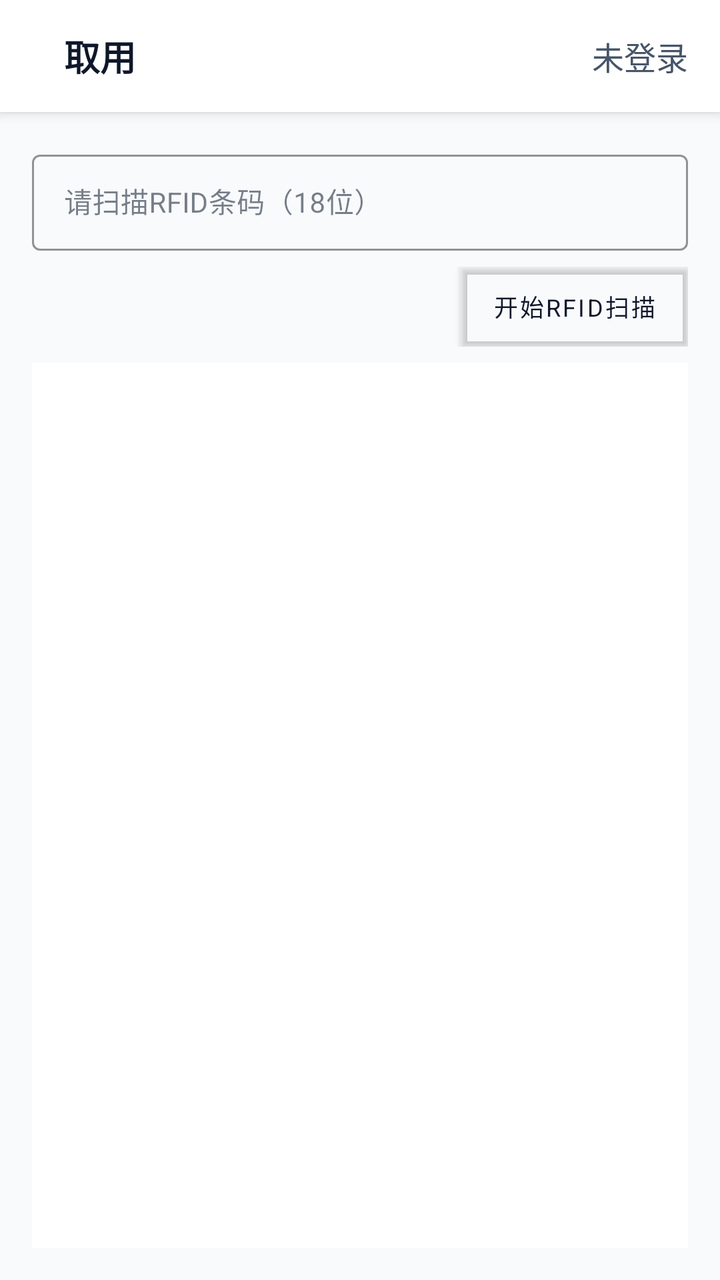
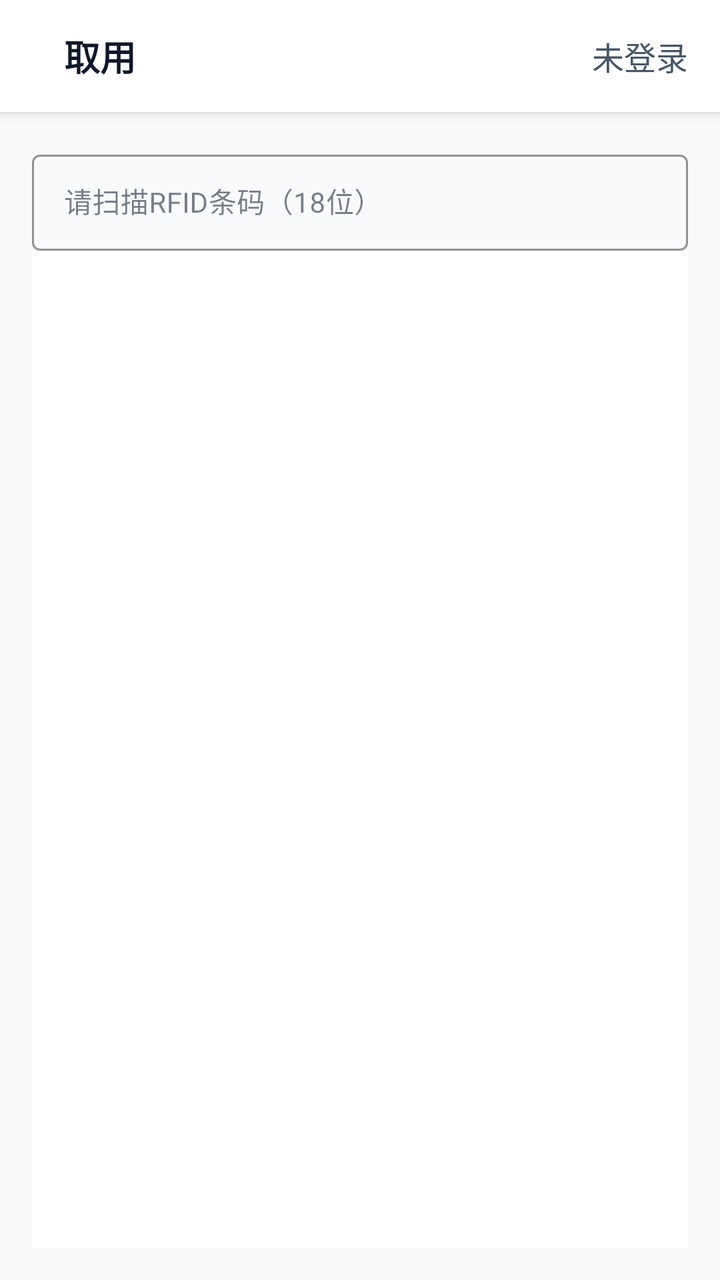

Before-and-after screenshots of an Android layout around one commit, followed by the original layout XML and the change that was made.
<!-- AndroidManifest.xml: application theme Theme.PDA -->
<!-- res/layout/activity_inbound_acceptance.xml -->
<?xml version="1.0" encoding="utf-8"?>
<androidx.coordinatorlayout.widget.CoordinatorLayout xmlns:android="http://schemas.android.com/apk/res/android"
    xmlns:app="http://schemas.android.com/apk/res-auto"
    android:layout_width="match_parent"
    android:layout_height="match_parent"
    android:background="@color/background">

    <com.google.android.material.appbar.AppBarLayout
        android:layout_width="match_parent"
        android:layout_height="wrap_content"
        android:background="@color/surface"
        android:elevation="4dp">

        <include
            android:id="@+id/toolbar"
            layout="@layout/toolbar_custom" />
    </com.google.android.material.appbar.AppBarLayout>

    <LinearLayout
        android:layout_width="match_parent"
        android:layout_height="match_parent"
        android:orientation="vertical"
        android:padding="16dp"
        android:layout_marginTop="?attr/actionBarSize">

        
        <TextView
            android:id="@+id/status_text"
            android:layout_width="match_parent"
            android:layout_height="wrap_content"
            android:textSize="14sp"
            android:textColor="@color/text_secondary"
            android:layout_marginBottom="8dp"
            android:visibility="gone" />

        
        <com.google.android.material.textfield.TextInputLayout
            android:layout_width="match_parent"
            android:layout_height="wrap_content"
            app:boxStrokeColor="@color/border">

            <com.google.android.material.textfield.TextInputEditText
                android:id="@+id/barcode_input"
                android:layout_width="match_parent"
                android:layout_height="48dp"
                android:hint="@string/inbound_barcode_hint"
                android:imeOptions="actionDone"
                android:singleLine="true"
                android:inputType="textNoSuggestions"
                android:importantForAutofill="no"
                android:autoText="false"
                android:ellipsize="end"
                android:textSize="14sp" />
        </com.google.android.material.textfield.TextInputLayout>

        
        <LinearLayout
            android:layout_width="match_parent"
            android:layout_height="wrap_content"
            android:orientation="horizontal"
            android:gravity="end"
            android:layout_marginTop="8dp"
            android:layout_marginBottom="8dp">

            <com.google.android.material.button.MaterialButton
                android:id="@+id/rfid_toggle_button"
                android:layout_width="wrap_content"
                android:layout_height="40dp"
                android:text="@string/inbound_start_rfid"
                android:textSize="12sp"
                app:cornerRadius="8dp"
                app:strokeWidth="1dp"
                app:strokeColor="@color/border"
                app:backgroundTint="@android:color/transparent"
                android:textColor="@color/text_primary"
                android:focusable="false"
                android:focusableInTouchMode="false"/>

        </LinearLayout>

        <ProgressBar
            android:id="@+id/loading"
            style="@android:style/Widget.DeviceDefault.Light.ProgressBar.Large"
            android:layout_width="wrap_content"
            android:layout_height="wrap_content"
            android:layout_gravity="center_horizontal"
            android:visibility="gone"
            android:layout_marginTop="8dp"
            android:layout_marginBottom="8dp"/>

        <TextView
            android:id="@+id/empty_text"
            android:layout_width="match_parent"
            android:layout_height="wrap_content"
            android:text="@string/inventory_no_tasks"
            android:textColor="@color/text_secondary"
            android:gravity="center"
            android:padding="12dp"
            android:visibility="gone"/>

        <androidx.recyclerview.widget.RecyclerView
            android:id="@+id/inbound_order_list"
            android:layout_width="match_parent"
            android:layout_height="0dp"
            android:layout_weight="1"
            android:background="@color/surface"
            android:clipToPadding="false"
            android:paddingBottom="12dp"/>

    </LinearLayout>

</androidx.coordinatorlayout.widget.CoordinatorLayout>
<!-- res/layout/toolbar_custom.xml (included above) -->
<?xml version="1.0" encoding="utf-8"?>

<androidx.appcompat.widget.Toolbar
    xmlns:android="http://schemas.android.com/apk/res/android"
    xmlns:app="http://schemas.android.com/apk/res-auto"
    android:id="@+id/toolbar"
    android:layout_width="match_parent"
    android:layout_height="?attr/actionBarSize"
    android:background="@color/surface"
    android:elevation="4dp">

    <LinearLayout
        android:layout_width="match_parent"
        android:layout_height="match_parent"
        android:orientation="horizontal"
        android:gravity="center_vertical"
        android:paddingStart="16dp"
        android:paddingEnd="16dp">

        
        <TextView
            android:id="@+id/toolbar_title"
            android:layout_width="0dp"
            android:layout_height="wrap_content"
            android:layout_weight="1"
            android:text="取用"
            android:textSize="18sp"
            android:textStyle="bold"
            android:textColor="@color/text_primary"
            android:maxLines="1"
            android:ellipsize="end"/>

        
        <TextView
            android:id="@+id/toolbar_user_info"
            android:layout_width="wrap_content"
            android:layout_height="wrap_content"
            android:text="未登录"
            android:textSize="16sp"
            android:textColor="@color/text_secondary"
            android:maxLines="1"
            android:ellipsize="end"/>

    </LinearLayout>

</androidx.appcompat.widget.Toolbar>
<!-- resources referenced by this layout -->
<resources>
  <color name="background">#F8FAFC</color>
  <color name="border">#E2E8F0</color>
  <color name="surface">#FFFFFF</color>
  <color name="text_primary">#0F172A</color>
  <color name="text_secondary">#475569</color>
  <string name="inbound_barcode_hint">请扫描RFID条码（18位）</string>
  <string name="inbound_start_rfid">开始RFID扫描</string>
  <string name="inventory_no_tasks">暂无盘点任务</string>
  <color name="primary">#1E40AF</color>
  <color name="primary_dark">#1E3A8A</color>
  <color name="primary_light">#3B82F6</color>
  <color name="primary_variant">#2563EB</color>
  <color name="secondary">#10B981</color>
  <color name="secondary_dark">#059669</color>
  <color name="on_surface">#1E293B</color>
  <color name="text_tertiary">#64748B</color>
  <color name="surface_variant">#F1F5F9</color>
  <color name="text_disabled">#CBD5E1</color>
  <color name="button_primary">#1E40AF</color>
  <style name="Widget.App.Toolbar" parent="Widget.MaterialComponents.Toolbar.Primary">
          <item name="android:background">@color/primary</item>
          <item name="titleTextColor">@color/surface</item>
          <item name="subtitleTextColor">@color/surface_variant</item>
      </style>
  <style name="Widget.App.Button" parent="Widget.MaterialComponents.Button">
          <item name="android:background">@color/button_primary</item>
          <item name="android:textColor">@color/surface</item>
      </style>
  <style name="Widget.App.Button.Secondary" parent="Widget.MaterialComponents.Button.OutlinedButton">
          <item name="android:background">@color/button_secondary</item>
          <item name="android:textColor">@color/text_primary</item>
          <item name="strokeColor">@color/border</item>
      </style>
  <style name="Widget.App.CardView" parent="Widget.MaterialComponents.CardView">
          <item name="cardBackgroundColor">@color/card_background</item>
          <item name="cardCornerRadius">12dp</item>
          <item name="cardElevation">4dp</item>
      </style>
  <style name="Widget.App.ProgressBar" parent="Widget.AppCompat.ProgressBar.Horizontal">
          <item name="android:progressTint">@color/primary</item>
          <item name="android:progressBackgroundTint">@color/surface_variant</item>
      </style>
  <style name="Widget.App.Switch" parent="Widget.MaterialComponents.CompoundButton.Switch">
          <item name="thumbTint">@color/primary</item>
          <item name="trackTint">@color/surface_variant</item>
      </style>
  <style name="Widget.App.CheckBox" parent="Widget.MaterialComponents.CompoundButton.CheckBox">
          <item name="buttonTint">@color/primary</item>
      </style>
  <style name="Widget.App.RadioButton" parent="Widget.MaterialComponents.CompoundButton.RadioButton">
          <item name="buttonTint">@color/primary</item>
      </style>
  <style name="Widget.App.FloatingActionButton" parent="Widget.MaterialComponents.FloatingActionButton">
          <item name="backgroundTint">@color/primary</item>
          <item name="tint">@color/surface</item>
      </style>
  <style name="Widget.App.BottomNavigationView" parent="Widget.MaterialComponents.BottomNavigationView">
          <item name="android:background">@color/surface</item>
          <item name="itemIconTint">@color/primary</item>
          <item name="itemTextColor">@color/primary</item>
      </style>
  <style name="Widget.App.Badge" parent="Widget.MaterialComponents.Badge">
          <item name="backgroundColor">@color/error</item>
          <item name="badgeTextColor">@color/surface</item>
      </style>
  <color name="divider">#CBD5E1</color>
  <color name="button_secondary">#F1F5F9</color>
  <color name="input_background">#F8FAFC</color>
  <color name="input_border">#E2E8F0</color>
  <color name="card_background">#FFFFFF</color>
  <color name="error">#EF4444</color>
  <!-- unchanged entries left out for length: 2 -->
</resources>

<!-- the commit's change to res/layout/activity_inbound_acceptance.xml (unified diff, before → after) -->
@@ -54,29 +54,6 @@
         </com.google.android.material.textfield.TextInputLayout>
 
         
-        <LinearLayout
-            android:layout_width="match_parent"
-            android:layout_height="wrap_content"
-            android:orientation="horizontal"
-            android:gravity="end"
-            android:layout_marginTop="8dp"
-            android:layout_marginBottom="8dp">
-
-            <com.google.android.material.button.MaterialButton
-                android:id="@+id/rfid_toggle_button"
-                android:layout_width="wrap_content"
-                android:layout_height="40dp"
-                android:text="@string/inbound_start_rfid"
-                android:textSize="12sp"
-                app:cornerRadius="8dp"
-                app:strokeWidth="1dp"
-                app:strokeColor="@color/border"
-                app:backgroundTint="@android:color/transparent"
-                android:textColor="@color/text_primary"
-                android:focusable="false"
-                android:focusableInTouchMode="false"/>
-
-        </LinearLayout>
 
         <ProgressBar
             android:id="@+id/loading"
@@ -104,6 +81,8 @@
             android:layout_height="0dp"
             android:layout_weight="1"
             android:background="@color/surface"
+            android:focusable="false"
+            android:focusableInTouchMode="false"
             android:clipToPadding="false"
             android:paddingBottom="12dp"/>
 
<!-- resource entries referenced after the edit -->
@@ -6,7 +6,6 @@
   <color name="text_primary">#0F172A</color>
   <color name="text_secondary">#475569</color>
   <string name="inbound_barcode_hint">请扫描RFID条码（18位）</string>
-  <string name="inbound_start_rfid">开始RFID扫描</string>
   <string name="inventory_no_tasks">暂无盘点任务</string>
   <color name="primary">#1E40AF</color>
   <color name="primary_dark">#1E3A8A</color>
